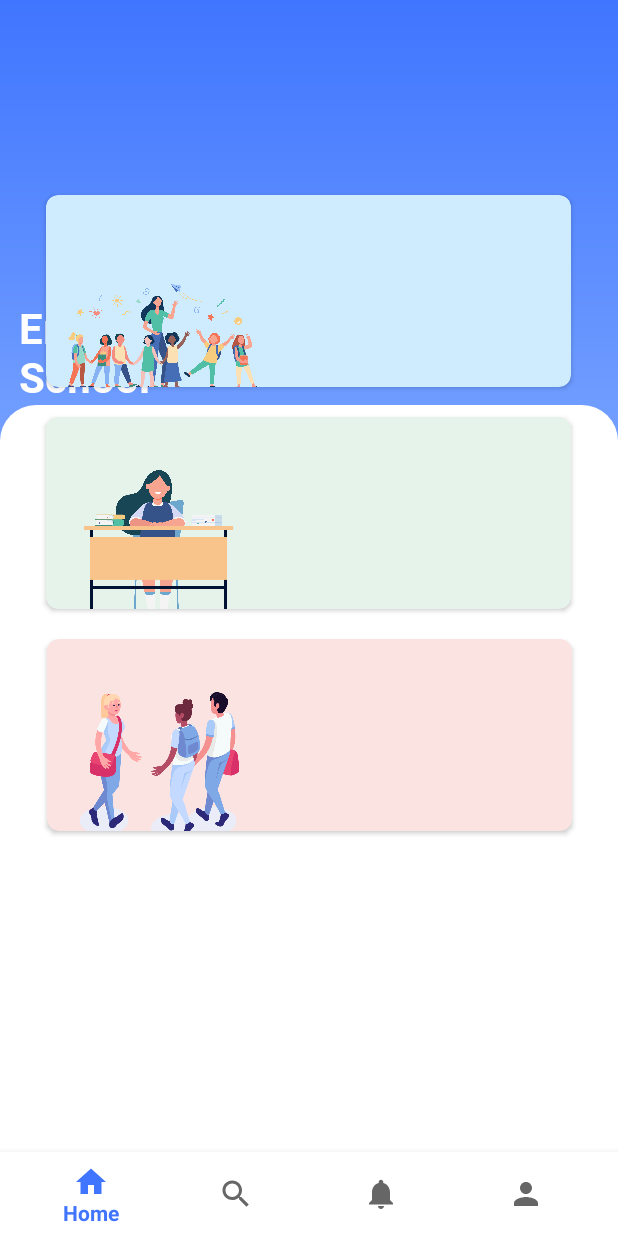
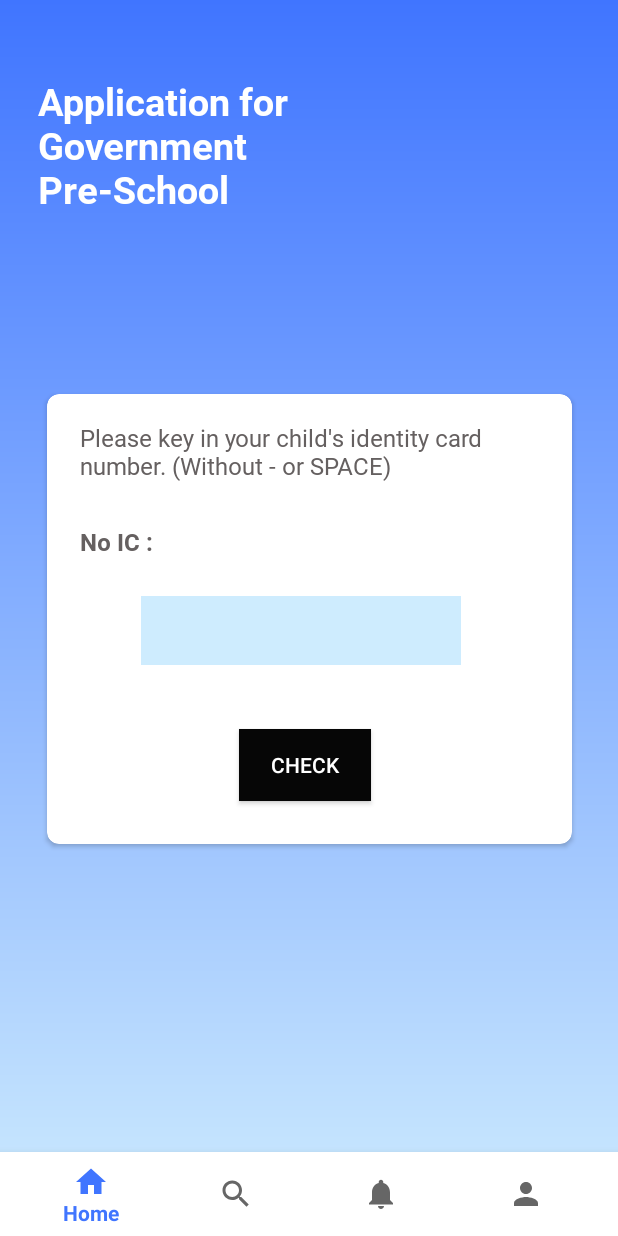
Before and after one commit to infinitesekai/MySekolah, an Android app: the Enroll_Check_IC screen opened directly, with no data from a screen before it, on a phone screen of 412 x 824 dp. Run offline under Robolectric (Android 15) with nearby library versions, the phone set to English and light mode, and no system bars.

Commit message:
ic check page

```diff
--- a/MySekolah/app/src/main/AndroidManifest.xml
+++ b/MySekolah/app/src/main/AndroidManifest.xml
@@ -9,8 +9,9 @@
         android:roundIcon="@mipmap/ic_launcher_round"
         android:supportsRtl="true"
         android:theme="@style/Theme.MySekolah">
-        <activity android:name=".child_performance"></activity>
-        <activity android:name=".PreSchoolApp" />
+        <activity android:name=".Enroll_Check_IC"></activity>
+        <activity android:name=".child_performance" />
+        <activity android:name=".SchoolEnroll" />
         <activity android:name=".NotificationPage" />
         <activity android:name=".ProfilePage" />
         <activity android:name=".HomePage" />
--- a/MySekolah/app/src/main/java/com/example/mysekolah/PreSchoolApp.java
+++ b/MySekolah/app/src/main/java/com/example/mysekolah/Enroll_Check_IC.java
@@ -9,16 +9,17 @@ import android.view.MenuItem;
 
 import com.google.android.material.bottomnavigation.BottomNavigationView;
 
-public class PreSchoolApp extends AppCompatActivity {
+public class Enroll_Check_IC extends AppCompatActivity {
 
     @Override
     protected void onCreate(Bundle savedInstanceState) {
         super.onCreate(savedInstanceState);
-        setContentView(R.layout.activity_pre_school_app);
+        setContentView(R.layout.activity_enroll_check_ic);
 
         BottomNavigationView bottomNav = findViewById(R.id.bottom_navigation);
         bottomNav.setOnNavigationItemSelectedListener(navListener);
     }
+
     private BottomNavigationView.OnNavigationItemSelectedListener navListener = new BottomNavigationView.OnNavigationItemSelectedListener() {
         @Override
         public boolean onNavigationItemSelected(@NonNull MenuItem item) {
--- a/MySekolah/app/src/main/java/com/example/mysekolah/HomePage.java
+++ b/MySekolah/app/src/main/java/com/example/mysekolah/HomePage.java
@@ -2,7 +2,6 @@ package com.example.mysekolah;
 
 import androidx.annotation.NonNull;
 import androidx.annotation.Nullable;
-import androidx.appcompat.app.AppCompatActivity;
 import androidx.cardview.widget.CardView;
 import androidx.fragment.app.Fragment;
 
@@ -39,7 +38,7 @@ public class HomePage extends Fragment implements View.OnClickListener {
 
         switch (v.getId()){
             case R.id.enrollmentCard:
-                i= new Intent(getActivity(), PreSchoolApp.class);
+                i= new Intent(getActivity(), SchoolEnroll.class);
                 startActivity(i);
                 break;
             case R.id.CheckChildPerfCard:
--- /dev/null
+++ b/MySekolah/app/src/main/res/layout/activity_enroll_check_ic.xml
@@ -0,0 +1,130 @@
+<?xml version="1.0" encoding="utf-8"?>
+<RelativeLayout xmlns:android="http://schemas.android.com/apk/res/android"
+    xmlns:app="http://schemas.android.com/apk/res-auto"
+    xmlns:tools="http://schemas.android.com/tools"
+    android:layout_width="match_parent"
+    android:layout_height="match_parent"
+    tools:context=".Enroll_Check_IC"
+    android:background="@drawable/bg_gradient">
+
+
+    <androidx.constraintlayout.widget.ConstraintLayout
+        android:layout_width="match_parent"
+        android:layout_height="match_parent">
+
+        <TextView
+            android:id="@+id/textView3"
+            android:layout_width="250dp"
+            android:layout_height="wrap_content"
+            android:layout_marginStart="50dp"
+            android:layout_marginTop="50dp"
+            android:layout_marginEnd="161dp"
+            android:fontFamily="@font/robotobold"
+            android:text="Application for Government Pre-School"
+            android:textColor="@color/white"
+            android:textSize="25dp"
+            app:layout_constraintEnd_toEndOf="parent"
+            app:layout_constraintStart_toStartOf="parent"
+            app:layout_constraintTop_toTopOf="parent" />
+
+        <androidx.cardview.widget.CardView
+            android:layout_width="350dp"
+            android:layout_height="300dp"
+            android:layout_marginStart="30dp"
+            android:layout_marginTop="73dp"
+            android:layout_marginEnd="30dp"
+            android:layout_marginBottom="216dp"
+            android:foregroundGravity="center"
+            app:layout_constraintBottom_toBottomOf="parent"
+            app:layout_constraintEnd_toEndOf="parent"
+            app:layout_constraintStart_toStartOf="parent"
+            app:layout_constraintTop_toBottomOf="@+id/textView3"
+            app:cardCornerRadius="8dp">
+
+            <androidx.constraintlayout.widget.ConstraintLayout
+                android:layout_width="match_parent"
+                android:layout_height="match_parent">
+
+                <TextView
+                    android:id="@+id/textView4"
+                    android:layout_width="306dp"
+                    android:layout_height="41dp"
+                    android:layout_margin="18dp"
+                    android:layout_marginStart="20dp"
+                    android:layout_marginEnd="20dp"
+                    android:fontFamily="@font/robotoregular"
+                    android:text="Please key in your child's identity card number. (Without - or SPACE)"
+                    android:textColor="@color/text_color"
+                    android:textSize="16dp"
+                    app:layout_constraintEnd_toEndOf="parent"
+                    app:layout_constraintStart_toStartOf="parent"
+                    app:layout_constraintTop_toTopOf="parent" />
+
+                <TextView
+                    android:id="@+id/textView5"
+                    android:layout_width="wrap_content"
+                    android:layout_height="wrap_content"
+                    android:layout_marginStart="22dp"
+                    android:layout_marginTop="28dp"
+                    android:fontFamily="@font/robotobold"
+                    android:text="No IC :"
+                    android:textColor="@color/text_color"
+                    android:textSize="16dp"
+                    app:layout_constraintStart_toStartOf="parent"
+                    app:layout_constraintTop_toBottomOf="@+id/textView4" />
+
+                <EditText
+                    android:id="@+id/editTextIC"
+                    android:layout_width="213dp"
+                    android:layout_height="46dp"
+                    android:layout_marginStart="64dp"
+                    android:layout_marginTop="25dp"
+                    android:layout_marginEnd="76dp"
+                    android:background="@color/lightBlue"
+                    android:fontFamily="@font/robotoregular"
+                    android:textSize="16dp"
+                    android:textColor="@color/text_color"
+                    android:ems="10"
+                    android:inputType="textPersonName"
+                    app:layout_constraintEnd_toEndOf="parent"
+                    app:layout_constraintStart_toStartOf="parent"
+                    app:layout_constraintTop_toBottomOf="@+id/textView5" />
+
+                <Button
+                    android:id="@+id/btnCheck"
+                    android:layout_width="wrap_content"
+                    android:layout_height="wrap_content"
+                    android:layout_marginStart="128dp"
+                    android:layout_marginTop="43dp"
+                    android:layout_marginEnd="134dp"
+                    android:layout_marginBottom="29dp"
+                    android:background="@color/black"
+                    android:text="Check"
+                    android:textColor="@color/white"
+                    app:layout_constraintBottom_toBottomOf="parent"
+                    app:layout_constraintEnd_toEndOf="parent"
+                    app:layout_constraintStart_toStartOf="parent"
+                    app:layout_constraintTop_toBottomOf="@+id/editTextIC" />
+
+
+            </androidx.constraintlayout.widget.ConstraintLayout>
+        </androidx.cardview.widget.CardView>
+
+    </androidx.constraintlayout.widget.ConstraintLayout>
+
+    <FrameLayout
+        android:id="@+id/fragment_container"
+        android:layout_width="match_parent"
+        android:layout_height="match_parent"
+        tools:layout_editor_absoluteX="5dp"
+        tools:layout_editor_absoluteY="44dp" />
+
+    <com.google.android.material.bottomnavigation.BottomNavigationView
+        android:id="@+id/bottom_navigation"
+        android:layout_width="match_parent"
+        android:layout_height="wrap_content"
+        android:layout_alignParentBottom="true"
+        android:background="@color/cardview_light_background"
+        app:menu="@menu/bottom_navigation"/>
+
+</RelativeLayout>
--- a/MySekolah/app/src/main/res/layout/activity_pre_school_app.xml
+++ b/MySekolah/app/src/main/res/layout/activity_school_enroll.xml
@@ -4,7 +4,7 @@
     xmlns:tools="http://schemas.android.com/tools"
     android:layout_width="match_parent"
     android:layout_height="match_parent"
-    tools:context=".PreSchoolApp"
+    tools:context=".SchoolEnroll"
     android:background="@drawable/bg_gradient">
 
     <androidx.constraintlayout.widget.ConstraintLayout
@@ -219,6 +219,7 @@
         </androidx.constraintlayout.widget.ConstraintLayout>
 
 
+
     </androidx.appcompat.widget.LinearLayoutCompat>
 
     <FrameLayout
--- a/MySekolah/app/src/main/res/values/themes.xml
+++ b/MySekolah/app/src/main/res/values/themes.xml
@@ -13,4 +13,9 @@
         <item name="android:statusBarColor" tools:targetApi="l">?attr/colorPrimaryVariant</item>
         <!-- Customize your theme here. -->
     </style>
+
+    <style name="Button.Black" parent="ThemeOverlay.AppCompat">
+        <item name="colorAccent">@android:color/black</item>
+    </style>
+
 </resources>
```
Also changed, not shown: MySekolah/app/src/main/java/com/example/mysekolah/SchoolEnroll.java (added, +75 -0 lines), MySekolah/app/src/main/res/color/button_background_color.xml (added, +13 -0 lines), MySekolah/app/src/main/res/layout/fragment_home.xml (+14 -5 lines).
